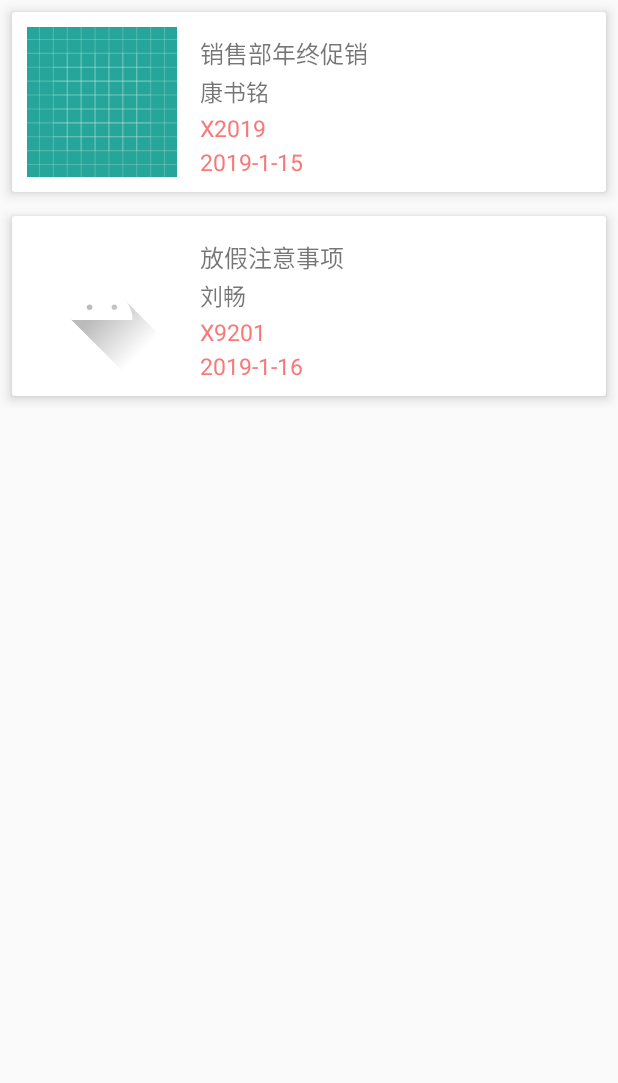
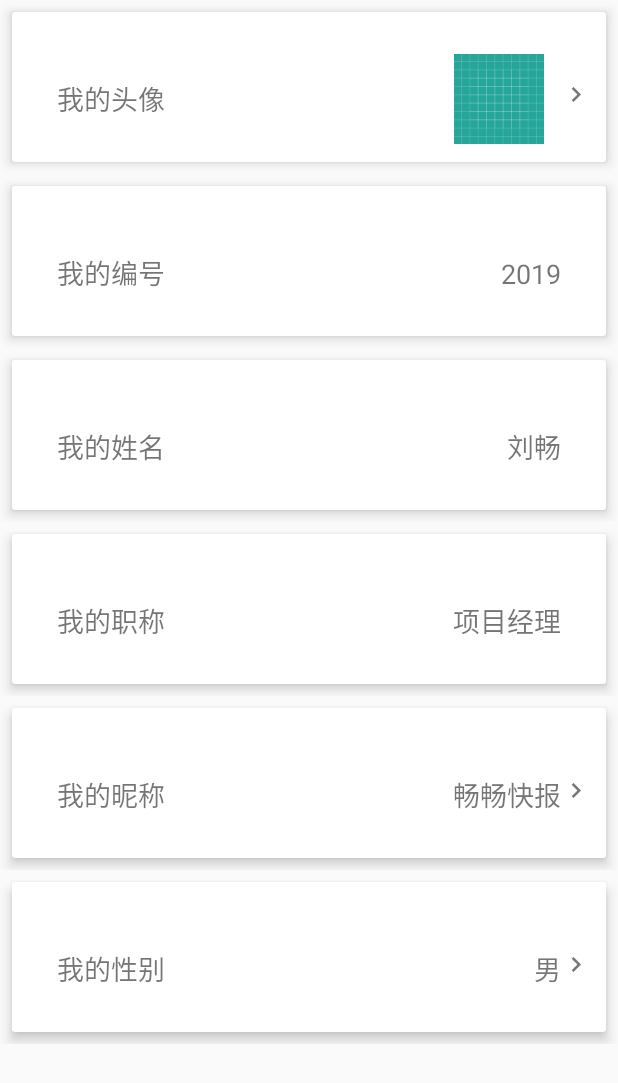
Before and after one commit to HunterLC/MeetingManager, an Android app: the fragment UserViewFragment shown on its own in the app's theme, on a phone screen of 412 x 824 dp. Shown: the top 1083 px of the screen. Run offline under Robolectric (Android 15) with nearby library versions, the phone set to English and light mode, and no system bars; libraries missing offline, so code that uses them is left out: com.github.florent37.materialviewpager; 2 statements that could not run were skipped.

Commit message:
添加个人信息界面

```diff
--- a/app/src/main/java/com/example/materialviewpagerdemo/MainActivity.java
+++ b/app/src/main/java/com/example/materialviewpagerdemo/MainActivity.java
@@ -194,8 +194,7 @@ public class MainActivity extends AppCompatActivity {
                         //监听方法实现
                         int choose = (int)drawerItem.getIdentifier();
                         switch(choose){
-                            case 2:Intent intent = new Intent(MainActivity.this,LoginActivity.class);
-                                   startActivity(intent);
+                            case 2:mViewPager.getViewPager().setCurrentItem(2);
                                 break;//个人信息
                             case 3:mViewPager.getViewPager().setCurrentItem(1);//参会记录
                                 break;
--- a/app/src/main/java/com/example/materialviewpagerdemo/UserInfo.java
+++ b/app/src/main/java/com/example/materialviewpagerdemo/UserInfo.java
@@ -1,4 +1,86 @@
 package com.example.materialviewpagerdemo;
 
 public class UserInfo {
+    private String avatar;//用户头像
+    private  int id;//用户编号
+    private  String name;//用户姓名
+    private String title;//用户职称
+    private String username;//用户名
+    private int male;//用户性别
+    private String password;//密码
+    private String faceimg;//人脸头像
+    private String newPassword;//用户新密码
+
+    public int getId() {
+        return id;
+    }
+
+    public void setId(int id) {
+        this.id = id;
+    }
+
+    public String getName() {
+        return name;
+    }
+
+    public void setName(String name) {
+        this.name = name;
+    }
+
+    public int getMale() {
+        return male;
+    }
+
+    public void setMale(int male) {
+        this.male = male;
+    }
+
+    public String getAvatar() {
+        return avatar;
+    }
+
+    public void setAvatar(String avatar) {
+        this.avatar = avatar;
+    }
+
+    public String getTitle() {
+        return title;
+    }
+
+    public void setTitle(String title) {
+        this.title = title;
+    }
+
+    public String getUsername() {
+        return username;
+    }
+
+    public void setUsername(String username) {
+        this.username = username;
+    }
+
+    public String getPassword() {
+        return password;
+    }
+
+    public void setPassword(String password) {
+        this.password = password;
+    }
+
+    public String getFaceimg() {
+        return faceimg;
+    }
+
+    public void setFaceimg(String faceimg) {
+        this.faceimg = faceimg;
+    }
+
+    public String getNewPassword() {
+        return newPassword;
+    }
+
+    public void setNewPassword(String newPassword) {
+        this.newPassword = newPassword;
+    }
+
 }
--- a/app/src/main/java/com/example/materialviewpagerdemo/UserViewFragment.java
+++ b/app/src/main/java/com/example/materialviewpagerdemo/UserViewFragment.java
@@ -17,31 +17,42 @@ import java.util.List;
 public class UserViewFragment extends Fragment {
 
     public static Fragment newUserInstance(){
-        return  new RecyclerViewFragment();
+        return  new UserViewFragment();
     }
-    final List<MeetingInfo> items1 = new ArrayList<>();
+    final List<String> userList = new ArrayList<>();
+    final UserInfo user = new UserInfo();  //个人信息
 
     RecyclerView mRecyclerView;
     @Override
     public View onCreateView(LayoutInflater inflater, @Nullable ViewGroup container, @Nullable Bundle savedInstanceState) {
-        return inflater.inflate(R.layout.view, container, false);
+        return inflater.inflate(R.layout.userinfo_recyclerview, container, false);
     }
     public void onViewCreated(View view, @Nullable Bundle savedInstanceState) {
 
                 super.onViewCreated(view, savedInstanceState);
-                mRecyclerView=view.findViewById(R.id.recyclerView22);
+                mRecyclerView=view.findViewById(R.id.userinfo_recyclerView);
                 mRecyclerView.setLayoutManager(new LinearLayoutManager(getActivity()));
                 mRecyclerView.setHasFixedSize(true);
                 mRecyclerView.addItemDecoration(new MaterialViewPagerHeaderDecorator());
                 initUserData();
-                mRecyclerView.setAdapter(new UserViewPagerAdapter(items1));
+                mRecyclerView.setAdapter(new UserViewPagerAdapter(userList));
     }
 
     private void initUserData() {
+        //获取用户信息
+        user.setAvatar("000");//用户头像
+        user.setId(2019);//用户编号
+        user.setName("刘畅");//用户姓名
+        user.setTitle("项目经理");//用户职称
+        user.setUsername("畅畅快报");//用户名
+        user.setMale(1);//用户性别
 
-        items1.add(new MeetingInfo(R.drawable.ic_launcher_background,"销售部年终促销","康书铭","2019-1-15","X2019"));
-        items1.add(new MeetingInfo(R.drawable.ic_launcher_foreground,"放假注意事项","刘畅","2019-1-16","X9201"));
-
-
+        //将用户信息加入到list列表中
+        userList.add(user.getAvatar());
+        userList.add(String.valueOf(user.getId()));
+        userList.add(user.getName());
+        userList.add(user.getTitle());
+        userList.add(user.getUsername());
+        userList.add(user.getMale()==1?"男":"女");
     }
 }
--- a/app/src/main/java/com/example/materialviewpagerdemo/UserViewPagerAdapter.java
+++ b/app/src/main/java/com/example/materialviewpagerdemo/UserViewPagerAdapter.java
@@ -11,37 +11,48 @@ import android.widget.ImageView;
 import android.widget.TextView;
 import android.widget.Toast;
 
+import java.util.ArrayList;
 import java.util.List;
 
 public class UserViewPagerAdapter extends RecyclerView.Adapter<UserViewPagerAdapter.mViewHolder>{
 
     Context context;
-    List<MeetingInfo> newList;
-    public UserViewPagerAdapter(List<MeetingInfo> newList) {
-        this.newList = newList;
+    UserInfo newUser;
+    List<String> userList = new ArrayList<>();
+    List<String> label = new ArrayList<>();  //信息标签
+    public UserViewPagerAdapter(List<String> userList) {
+        this.userList = userList;
+        initLabelList();
     }
 
+    public void initLabelList(){
+        label.add("我的头像");
+        label.add("我的编号");
+        label.add("我的姓名");
+        label.add("我的职称");
+        label.add("我的昵称");
+        label.add("我的性别");
+    }
     static class mViewHolder extends RecyclerView.ViewHolder {
 
         CardView cardView;
-        TextView title,speaker,time,location;
-        ImageView img;
+        TextView title,decription;
+        ImageView faceimg,picture;
 
         public mViewHolder(View itemView) {
             super(itemView);
             //拿到所有控件
-            cardView= itemView.findViewById(R.id.card_view);
-            img= itemView.findViewById(R.id.meeting_img);
-            title= itemView.findViewById(R.id.meeting_title);
-            speaker= itemView.findViewById(R.id.meeting_speaker);
-            time = itemView.findViewById(R.id.meeting_time);
-            location = itemView.findViewById(R.id.meeting_location);
+            cardView= itemView.findViewById(R.id.userinfo_card_view);
+            title = itemView.findViewById(R.id.userinfo_title);
+            decription = itemView.findViewById(R.id.userinfo_description);
+            faceimg = itemView.findViewById(R.id.userinfo_faceimg);
+            picture = itemView.findViewById(R.id.userinfo_picture);
         }
     }
 
     @Override
     public mViewHolder onCreateViewHolder(ViewGroup parent, int viewType) {
-        View v= LayoutInflater.from(parent.getContext()).inflate(R.layout.content_cardview,parent,false);//加载item_cardView布局
+        View v= LayoutInflater.from(parent.getContext()).inflate(R.layout.content_infoview,parent,false);//加载item_cardView布局
         mViewHolder holder=new mViewHolder(v);//加入内部类
         Log.i("suc","布局载入成功");
         return holder;
@@ -50,17 +61,26 @@ public class UserViewPagerAdapter extends RecyclerView.Adapter<UserViewPagerAdap
     @Override
     public void onBindViewHolder(mViewHolder holder, int position) {
         int i=position;
-        holder.img.setImageResource(newList.get(i).getImg());
-        holder.title.setText(newList.get(i).getTitle());
-        holder.speaker.setText(newList.get(i).getSpeaker());
-        holder.time.setText(newList.get(i).getTime());
-        holder.location.setText(newList.get(i).getLocation());
+        holder.title.setText(label.get(i));
+        if(label.get(i).equals("我的头像"))
+           // holder.faceimg.setImageBitmap(userList.get(i).getImg())
+            ;
+        else
+            holder.faceimg.setImageBitmap(null);
+        if(!label.get(i).equals("我的头像"))
+            holder.decription.setText(userList.get(i));
+        else
+            holder.decription.setText("");
+        if(label.get(i).equals("我的编号")||label.get(i).equals("我的姓名")||label.get(i).equals("我的职称"))
+            holder.picture.setImageBitmap(null);
+        else
+            ;
 
     }
 
     @Override
     public int getItemCount() {
-        return newList.size();
+        return userList.size();
     }
 
 }
--- a/app/src/main/res/layout/content_infoview.xml
+++ b/app/src/main/res/layout/content_infoview.xml
@@ -3,26 +3,76 @@
     xmlns:app="http://schemas.android.com/apk/res-auto"
     android:layout_width="match_parent"
     android:layout_height="wrap_content"
-    android:fitsSystemWindows="true">
+    android:fitsSystemWindows="true"
+    android:orientation="vertical">
 
 
     <android.support.v7.widget.CardView xmlns:android="http://schemas.android.com/apk/res/android"
         xmlns:app="http://schemas.android.com/apk/res-auto"
-        android:id="@+id/card_view"
+        android:id="@+id/userinfo_card_view"
         android:layout_width="match_parent"
-        android:layout_height="120dp"
+        android:layout_height="100dp"
         android:layout_marginBottom="@dimen/cardMarginVertical"
         android:layout_marginLeft="@dimen/cardMarginHorizontal"
         android:layout_marginRight="@dimen/cardMarginHorizontal"
         android:layout_marginTop="@dimen/cardMarginVertical"
+        android:clickable="true"
+        android:fitsSystemWindows="true"
+        android:foreground="?android:attr/selectableItemBackgroundBorderless"
         app:cardCornerRadius="2dp"
         app:cardElevation="5dp"
         app:cardPreventCornerOverlap="false"
-        android:fitsSystemWindows="true"
-        android:clickable="true"
-        android:foreground="?android:attr/selectableItemBackgroundBorderless"
         app:contentPadding="10dp">
+
+        <LinearLayout
+            android:id="@+id/userinfo_layout"
+            android:layout_width="match_parent"
+            android:layout_height="wrap_content"
+            android:layout_marginTop="18dp"
+            android:orientation="horizontal">
+
+            <TextView
+                android:id="@+id/userinfo_title"
+                android:layout_width="wrap_content"
+                android:layout_height="wrap_content"
+                android:layout_marginLeft="20dp"
+                android:layout_marginTop="16dp"
+                android:layout_weight="8"
+                android:text="个人信息"
+                android:textSize="18dp" />
+
+            <ImageView
+                android:id="@+id/userinfo_faceimg"
+                android:layout_width="60dp"
+                android:layout_height="60dp"
+                android:layout_gravity="right"
+                android:layout_weight="1"
+                android:src="@drawable/ic_launcher_background" />
+            <TextView
+                android:id="@+id/userinfo_description"
+                android:layout_width="wrap_content"
+                android:layout_height="wrap_content"
+                android:layout_marginTop="16dp"
+                android:text="畅畅快报"
+                android:textSize="18dp"/>
+
+            <LinearLayout
+                android:layout_width="wrap_content"
+                android:layout_height="wrap_content">
+
+                <ImageView
+                    android:id="@+id/userinfo_picture"
+                    android:layout_width="20dp"
+                    android:layout_height="wrap_content"
+                    android:layout_gravity="center"
+                    android:src="@drawable/ic_navigate_next" />
+            </LinearLayout>
+
+
+        </LinearLayout>
+
     </android.support.v7.widget.CardView>
 
 
+
 </FrameLayout>
--- a/app/src/main/res/layout/view.xml
+++ b/app/src/main/res/layout/userinfo_recyclerview.xml
@@ -1,7 +1,7 @@
 <?xml version="1.0" encoding="utf-8"?>
 <android.support.v7.widget.RecyclerView
     xmlns:android="http://schemas.android.com/apk/res/android"
-    android:id="@+id/recyclerView22"
+    android:id="@+id/userinfo_recyclerView"
     android:layout_width="match_parent"
     android:layout_height="match_parent"
     android:fitsSystemWindows="true"
```
Also changed, not shown: app/src/main/res/drawable/ic_navigate_next.png (added).
